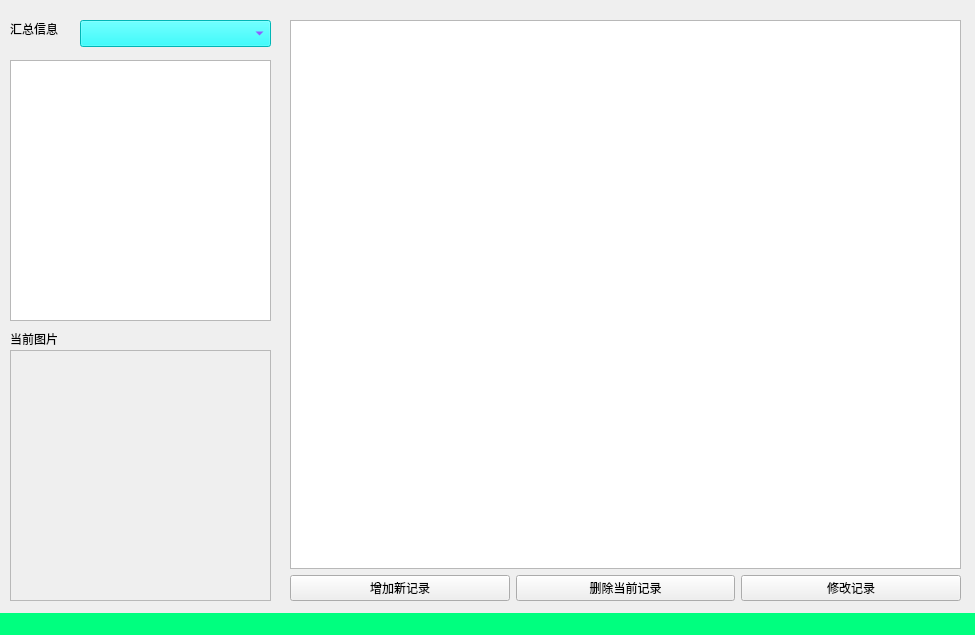
Before: the Qt Designer form mainForm.ui in skyscribe/financial, drawn with Qt 5.
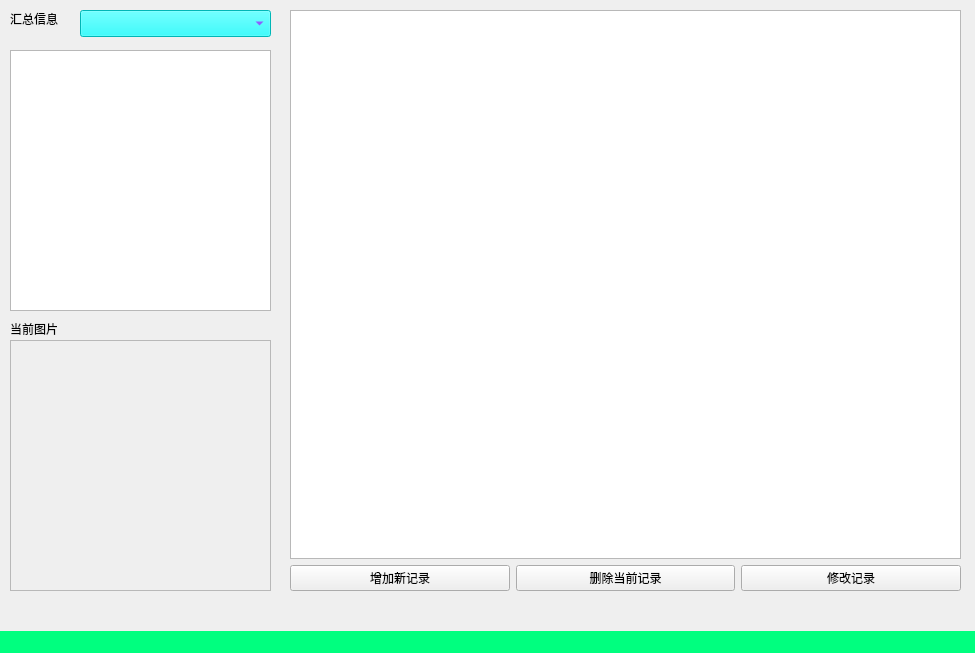
After: the same form once the commit is applied.

Diff of the .ui file:
```diff
--- a/mainForm.ui
+++ b/mainForm.ui
@@ -7,7 +7,7 @@
     <x>0</x>
     <y>0</y>
     <width>975</width>
-    <height>635</height>
+    <height>653</height>
    </rect>
   </property>
   <property name="windowTitle">
@@ -24,7 +24,7 @@
     <property name="geometry">
      <rect>
       <x>80</x>
-      <y>20</y>
+      <y>10</y>
       <width>191</width>
       <height>27</height>
      </rect>
@@ -41,7 +41,7 @@
     <property name="geometry">
      <rect>
       <x>290</x>
-      <y>20</y>
+      <y>10</y>
       <width>671</width>
       <height>581</height>
      </rect>
@@ -100,7 +100,7 @@
     <property name="geometry">
      <rect>
       <x>10</x>
-      <y>330</y>
+      <y>320</y>
       <width>261</width>
       <height>21</height>
      </rect>
@@ -116,7 +116,7 @@
     <property name="geometry">
      <rect>
       <x>10</x>
-      <y>350</y>
+      <y>340</y>
       <width>261</width>
       <height>251</height>
      </rect>
@@ -135,7 +135,7 @@
     <property name="geometry">
      <rect>
       <x>10</x>
-      <y>20</y>
+      <y>10</y>
       <width>61</width>
       <height>21</height>
      </rect>
@@ -151,7 +151,7 @@
     <property name="geometry">
      <rect>
       <x>10</x>
-      <y>60</y>
+      <y>50</y>
       <width>261</width>
       <height>261</height>
      </rect>
```
Left out of the diff: 17 changed lines with no effect on the pictures.
